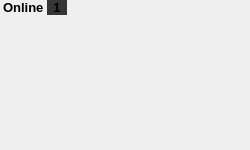
Old version of the form widgets/member/member_category/member_category.ui in the repository LiquidIce64/ScatterComms.
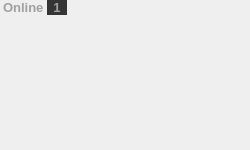
New version of the form.

Commit message: Added role colors + grouping

The edit to the form file:
```diff
--- a/widgets/member/member_category/member_category.ui
+++ b/widgets/member/member_category/member_category.ui
@@ -21,6 +21,7 @@
   </property>
   <property name="styleSheet">
    <string notr="true">#label_name, #label_count {
+	color: #A0A0A0;
 	font-size: 10pt;
 	font-weight: 600;
 }
```
The commit also changes 7 other files.
